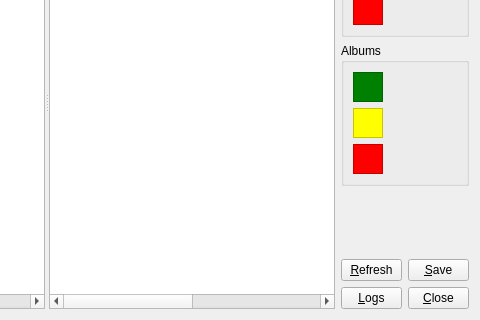
Qt form ui/main.ui (KenjiTakahashi/gayeogi) before a commit; both pictures show x 253 to 733 and y 117 to 437 of the 733 by 437 pixel window.
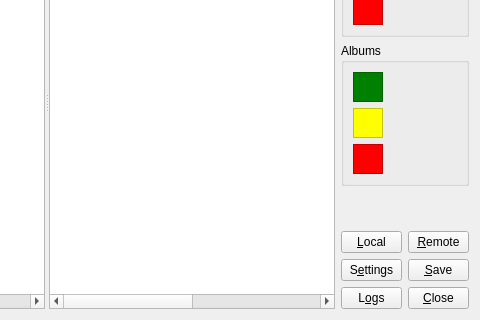
The same form after that commit.

```diff
--- a/ui/main.ui
+++ b/ui/main.ui
@@ -252,23 +252,7 @@
         </property>
        </spacer>
       </item>
-      <item row="3" column="0">
-       <widget class="QPushButton" name="refresh">
-        <property name="maximumSize">
-         <size>
-          <width>61</width>
-          <height>16777215</height>
-         </size>
-        </property>
-        <property name="statusTip">
-         <string>Refresh internet databases.</string>
-        </property>
-        <property name="text">
-         <string>&amp;Refresh</string>
-        </property>
-       </widget>
-      </item>
-      <item row="3" column="1">
+      <item row="4" column="1">
        <widget class="QPushButton" name="save">
         <property name="maximumSize">
          <size>
@@ -284,7 +268,7 @@
         </property>
        </widget>
       </item>
-      <item row="4" column="0">
+      <item row="5" column="0">
        <widget class="QPushButton" name="log">
         <property name="maximumSize">
          <size>
@@ -296,11 +280,11 @@
          <string>Access internet refreshing logs.</string>
         </property>
         <property name="text">
-         <string>&amp;Logs</string>
+         <string>L&amp;ogs</string>
         </property>
        </widget>
       </item>
-      <item row="4" column="1">
+      <item row="5" column="1">
        <widget class="QPushButton" name="close">
         <property name="maximumSize">
          <size>
@@ -316,6 +300,48 @@
         </property>
        </widget>
       </item>
+      <item row="3" column="1">
+       <widget class="QPushButton" name="remote">
+        <property name="maximumSize">
+         <size>
+          <width>61</width>
+          <height>16777215</height>
+         </size>
+        </property>
+        <property name="statusTip">
+         <string>Refresh internet databases.</string>
+        </property>
+        <property name="text">
+         <string>&amp;Remote</string>
+        </property>
+       </widget>
+      </item>
+      <item row="4" column="0">
+       <widget class="QPushButton" name="settings">
+        <property name="maximumSize">
+         <size>
+          <width>61</width>
+          <height>16777215</height>
+         </size>
+        </property>
+        <property name="text">
+         <string>S&amp;ettings</string>
+        </property>
+       </widget>
+      </item>
+      <item row="3" column="0">
+       <widget class="QPushButton" name="local">
+        <property name="maximumSize">
+         <size>
+          <width>61</width>
+          <height>16777215</height>
+         </size>
+        </property>
+        <property name="text">
+         <string>&amp;Local</string>
+        </property>
+       </widget>
+      </item>
      </layout>
     </widget>
    </item>
```
